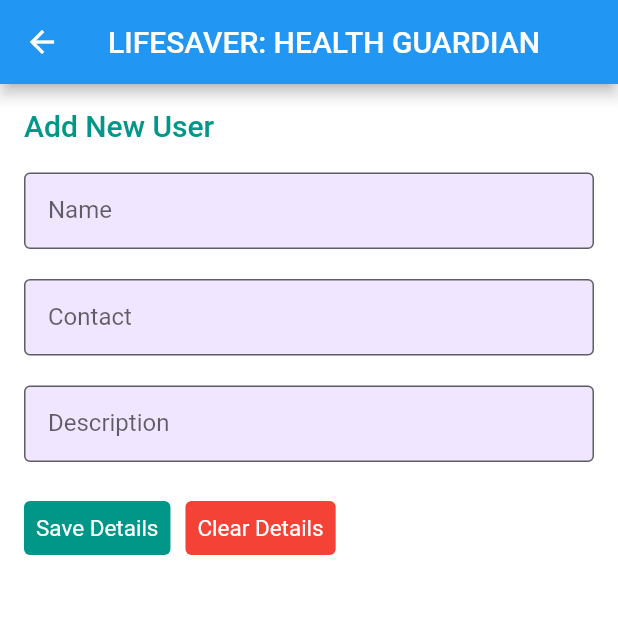
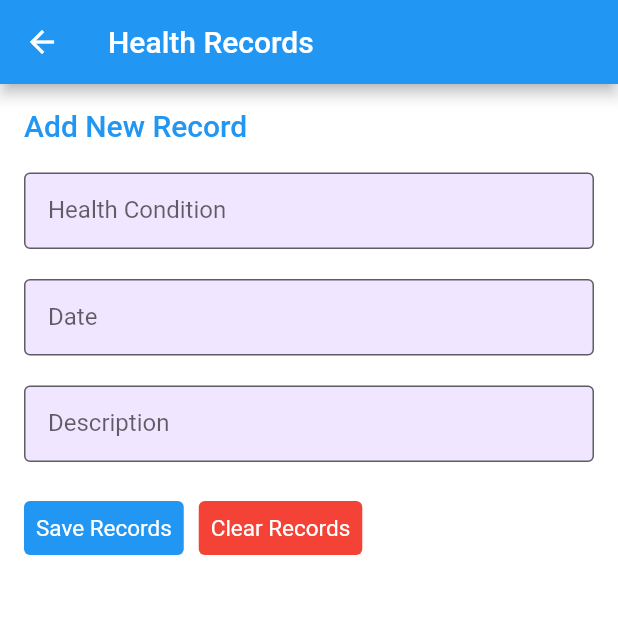
Before and after one commit to Afarrhana/ICT602_Project, a Flutter app: the AddUser screen opened directly, on a phone screen of 412 x 824 dp, the top half of it. Run offline on Flutter 3.47's test engine with Material 2 defaults, Android fonts, the phone set to English and light mode, and no system bars; our stand-ins replace flutter_svg, geolocator, google_maps_flutter, sqflite; missing offline and left inert: flutter_google_places, google_api_headers, google_maps_webservice; accounts and stored records are empty.

Commit message:
latest commit

```diff
--- a/lib/Screens/Crud/EditUser.dart
+++ b/lib/Screens/Crud/EditUser.dart
@@ -32,7 +32,7 @@ class _EditUserState extends State<EditUser> {
   Widget build(BuildContext context) {
     return Scaffold(
       appBar: AppBar(
-        title: const Text("LIFESAVER: HEALTH GUARDIAN"),
+        title: const Text("Health Records"),
       ),
       body: SingleChildScrollView(
         child: Container(
@@ -41,10 +41,10 @@ class _EditUserState extends State<EditUser> {
             crossAxisAlignment: CrossAxisAlignment.start,
             children: [
               const Text(
-                'Edit New User',
+                'Edit New Records',
                 style: TextStyle(
                     fontSize: 20,
-                    color: Colors.teal,
+                    color: Colors.blue,
                     fontWeight: FontWeight.w500),
               ),
               const SizedBox(
@@ -54,10 +54,10 @@ class _EditUserState extends State<EditUser> {
                   controller: _userNameController,
                   decoration: InputDecoration(
                     border: const OutlineInputBorder(),
-                    hintText: 'Enter Name',
-                    labelText: 'Name',
+                    hintText: 'Enter Health Condition',
+                    labelText: 'Health Condition',
                     errorText:
-                    _validateName ? 'Name Value Can\'t Be Empty' : null,
+                    _validateName ? 'Health Condition Value Can\'t Be Empty' : null,
                   )),
               const SizedBox(
                 height: 20.0,
@@ -66,10 +66,10 @@ class _EditUserState extends State<EditUser> {
                   controller: _userContactController,
                   decoration: InputDecoration(
                     border: const OutlineInputBorder(),
-                    hintText: 'Enter Contact',
-                    labelText: 'Contact',
+                    hintText: 'Enter Date',
+                    labelText: 'Date',
                     errorText: _validateContact
-                        ? 'Contact Value Can\'t Be Empty'
+                        ? 'Date Value Can\'t Be Empty'
                         : null,
                   )),
               const SizedBox(
@@ -93,7 +93,7 @@ class _EditUserState extends State<EditUser> {
                   TextButton(
                       style: TextButton.styleFrom(
                           primary: Colors.white,
-                          backgroundColor: Colors.teal,
+                          backgroundColor: Colors.blue,
                           textStyle: const TextStyle(fontSize: 15)),
                       onPressed: () async {
                         setState(() {
@@ -121,7 +121,7 @@ class _EditUserState extends State<EditUser> {
                           Navigator.pop(context,result);
                         }
                       },
-                      child: const Text('Update Details')),
+                      child: const Text('Update Records')),
                   const SizedBox(
                     width: 10.0,
                   ),
@@ -135,7 +135,7 @@ class _EditUserState extends State<EditUser> {
                         _userContactController.text = '';
                         _userDescriptionController.text = '';
                       },
-                      child: const Text('Clear Details'))
+                      child: const Text('Clear Records'))
                 ],
               )
             ],
--- a/lib/Screens/Crud/addUser.dart
+++ b/lib/Screens/Crud/addUser.dart
@@ -21,7 +21,7 @@ class _AddUserState extends State<AddUser> {
   Widget build(BuildContext context) {
     return Scaffold(
       appBar: AppBar(
-        title: const Text("LIFESAVER: HEALTH GUARDIAN"),
+        title: const Text("Health Records"),
       ),
       body: SingleChildScrollView(
         child: Container(
@@ -30,10 +30,10 @@ class _AddUserState extends State<AddUser> {
             crossAxisAlignment: CrossAxisAlignment.start,
             children: [
               const Text(
-                'Add New User',
+                'Add New Record',
                 style: TextStyle(
                     fontSize: 20,
-                    color: Colors.teal,
+                    color: Colors.blue,
                     fontWeight: FontWeight.w500),
               ),
               const SizedBox(
@@ -43,10 +43,10 @@ class _AddUserState extends State<AddUser> {
                   controller: _userNameController,
                   decoration: InputDecoration(
                     border: const OutlineInputBorder(),
-                    hintText: 'Enter Name',
-                    labelText: 'Name',
+                    hintText: 'Enter Health Condition',
+                    labelText: 'Health Condition',
                     errorText:
-                    _validateName ? 'Name Value Can\'t Be Empty' : null,
+                    _validateName ? 'Health Condition Value Can\'t Be Empty' : null,
                   )),
               const SizedBox(
                 height: 20.0,
@@ -55,10 +55,10 @@ class _AddUserState extends State<AddUser> {
                   controller: _userContactController,
                   decoration: InputDecoration(
                     border: const OutlineInputBorder(),
-                    hintText: 'Enter Contact',
-                    labelText: 'Contact',
+                    hintText: 'Enter Date',
+                    labelText: 'Date',
                     errorText: _validateContact
-                        ? 'Contact Value Can\'t Be Empty'
+                        ? 'Date Value Can\'t Be Empty'
                         : null,
                   )),
               const SizedBox(
@@ -82,7 +82,7 @@ class _AddUserState extends State<AddUser> {
                   TextButton(
                       style: TextButton.styleFrom(
                           primary: Colors.white,
-                          backgroundColor: Colors.teal,
+                          backgroundColor: Colors.blue,
                           textStyle: const TextStyle(fontSize: 15)),
                       onPressed: () async {
                         setState(() {
@@ -109,7 +109,7 @@ class _AddUserState extends State<AddUser> {
                           Navigator.pop(context,result);
                         }
                       },
-                      child: const Text('Save Details')),
+                      child: const Text('Save Records')),
                   const SizedBox(
                     width: 10.0,
                   ),
@@ -123,7 +123,7 @@ class _AddUserState extends State<AddUser> {
                         _userContactController.text = '';
                         _userDescriptionController.text = '';
                       },
-                      child: const Text('Clear Details'))
+                      child: const Text('Clear Records'))
                 ],
               )
             ],
--- a/lib/Screens/Crud/viewUser.dart
+++ b/lib/Screens/Crud/viewUser.dart
@@ -15,7 +15,7 @@ class _ViewUserState extends State<ViewUser> {
   Widget build(BuildContext context) {
     return Scaffold(
         appBar: AppBar(
-          title: const Text("LIFESAVER: HEALTH GUARDIAN"),
+          title: const Text("Health Records"),
         ),
         body: Container(
           padding: EdgeInsets.all(16.0),
@@ -23,7 +23,7 @@ class _ViewUserState extends State<ViewUser> {
             crossAxisAlignment: CrossAxisAlignment.start,
             children: [
               const Text(
-                "Full Details",
+                "User Records",
                 style: TextStyle(
                     fontWeight: FontWeight.w600,
                     color: Colors.blueGrey,
@@ -34,9 +34,9 @@ class _ViewUserState extends State<ViewUser> {
               ),
               Row(
                 children: [
-                  const Text('Name',
+                  const Text('Health Condition',
                       style: TextStyle(
-                          color: Colors.teal,
+                          color: Colors.blue,
                           fontSize: 16,
                           fontWeight: FontWeight.w600)),
                   Padding(
@@ -50,9 +50,9 @@ class _ViewUserState extends State<ViewUser> {
               ),
               Row(
                 children: [
-                  const Text('Contact',
+                  const Text('Date',
                       style: TextStyle(
-                          color: Colors.teal,
+                          color: Colors.blue,
                           fontSize: 16,
                           fontWeight: FontWeight.w600)),
                   Padding(
@@ -69,7 +69,7 @@ class _ViewUserState extends State<ViewUser> {
                 children: [
                   const Text('Description',
                       style: TextStyle(
-                          color: Colors.teal,
+                          color: Colors.blue,
                           fontSize: 16,
                           fontWeight: FontWeight.w600)),
                   const SizedBox(
--- a/lib/Screens/Login/components/login_form.dart
+++ b/lib/Screens/Login/components/login_form.dart
@@ -1,6 +1,7 @@
 import 'package:flutter/material.dart';
-import 'package:project_ict602/Homepage.dart';
+import 'package:project_ict602/main_location.dart';
 import 'package:project_ict602/home_screen.dart';
+import 'package:project_ict602/main_crud.dart';
 
 import '../../../components/already_have_an_account_acheck.dart';
 import '../../../constants.dart';
@@ -51,7 +52,7 @@ class LoginForm extends StatelessWidget {
               onPressed: () {
                 Navigator.push(
                   context,
-                  MaterialPageRoute(builder: (context) => const MyApp()),
+                  MaterialPageRoute(builder: (context) => MyHomepage()),
                 );
               },
               child: Text(
--- a/lib/main_crud.dart
+++ b/lib/main_crud.dart
@@ -15,24 +15,24 @@ class MyApp extends StatelessWidget {
   @override
   Widget build(BuildContext context) {
     return MaterialApp(
-      title: 'Flutter Demo',
+      title: 'Health Records',
       debugShowCheckedModeBanner: false,
       theme: ThemeData(
-        primarySwatch: Colors.teal,
+        primarySwatch: Colors.blue,
       ),
-      home: const MyHomePage(),
+      home: const crudPage(),
     );
   }
 }
 
-class MyHomePage extends StatefulWidget {
-  const MyHomePage({Key? key}) : super(key: key);
+class crudPage extends StatefulWidget {
+  const crudPage({Key? key}) : super(key: key);
 
   @override
-  State<MyHomePage> createState() => _MyHomePageState();
+  State<crudPage> createState() => _crudPage();
 }
 
-class _MyHomePageState extends State<MyHomePage> {
+class _crudPage extends State<crudPage> {
   late List<User> _userList = <User>[];
   final _userService = UserService();
 
@@ -72,7 +72,7 @@ class _MyHomePageState extends State<MyHomePage> {
           return AlertDialog(
             title: const Text(
               'Are You Sure to Delete',
-              style: TextStyle(color: Colors.teal, fontSize: 20),
+              style: TextStyle(color: Colors.blue, fontSize: 20),
             ),
             actions: [
               TextButton(
@@ -92,7 +92,7 @@ class _MyHomePageState extends State<MyHomePage> {
               TextButton(
                   style: TextButton.styleFrom(
                       primary: Colors.white, // foreground
-                      backgroundColor: Colors.teal),
+                      backgroundColor: Colors.blue),
                   onPressed: () {
                     Navigator.pop(context);
                   },
@@ -106,7 +106,7 @@ class _MyHomePageState extends State<MyHomePage> {
   Widget build(BuildContext context) {
     return Scaffold(
       appBar: AppBar(
-        title: const Text("LIFESAVER: HEALTH GUARDIAN"),
+        title: const Text("Health Records"),
       ),
       body: ListView.builder(
           itemCount: _userList.length,
@@ -138,14 +138,14 @@ class _MyHomePageState extends State<MyHomePage> {
                             if (data != null) {
                               getAllUserDetails();
                               _showSuccessSnackBar(
-                                  'User Detail Updated Success');
+                                  'User Records Updated Success');
                             }
                           });
                           ;
                         },
                         icon: const Icon(
                           Icons.edit,
-                          color: Colors.teal,
+                          color: Colors.blue,
                         )),
                     IconButton(
                         onPressed: () {
@@ -167,7 +167,7 @@ class _MyHomePageState extends State<MyHomePage> {
               .then((data) {
             if (data != null) {
               getAllUserDetails();
-              _showSuccessSnackBar('User Detail Added Success');
+              _showSuccessSnackBar('User Records Added Success');
             }
           });
         },
--- a/lib/Homepage.dart
+++ b/lib/main_location.dart
@@ -12,11 +12,11 @@ class MyApp extends StatelessWidget {
   @override
   Widget build(BuildContext context) {
     return MaterialApp(
-      title: 'Flutter Google Maps',
+      title: 'Google Maps',
       theme: ThemeData(
-        primarySwatch: Colors.teal,
+        primarySwatch: Colors.blue,
       ),
-      home: const HomeScreen(),
+      home: const MyApp(),
     );
   }
 }
```
Also changed, not shown: lib/home_screen.dart (+47 -27 lines), 1 other file.
